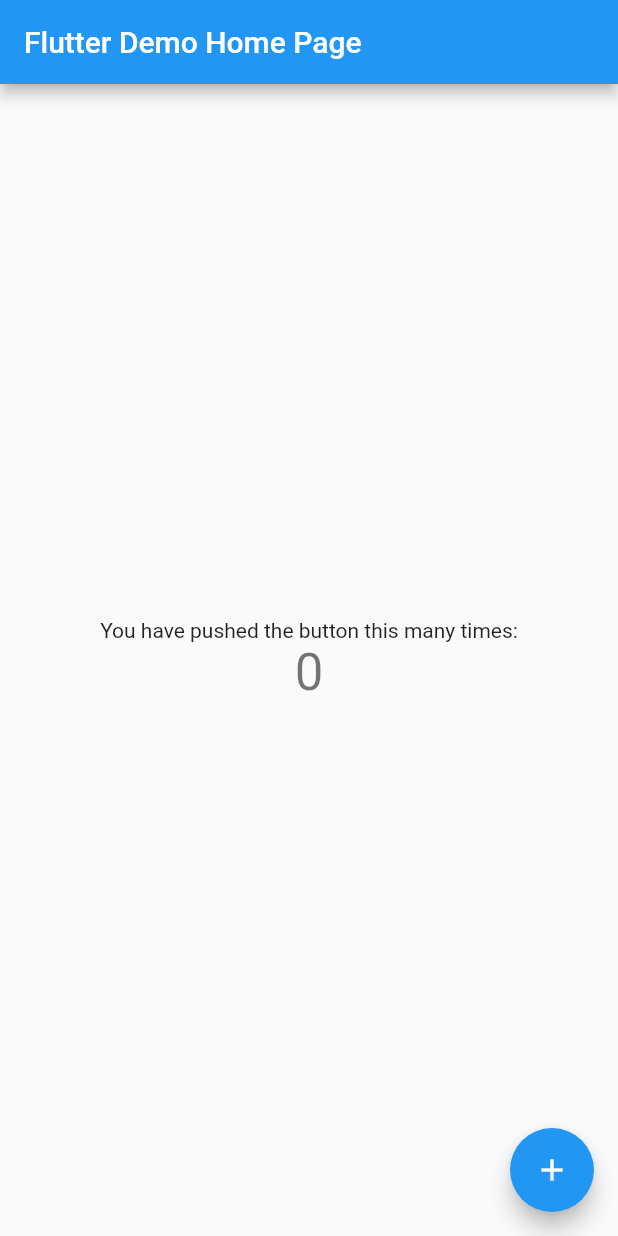
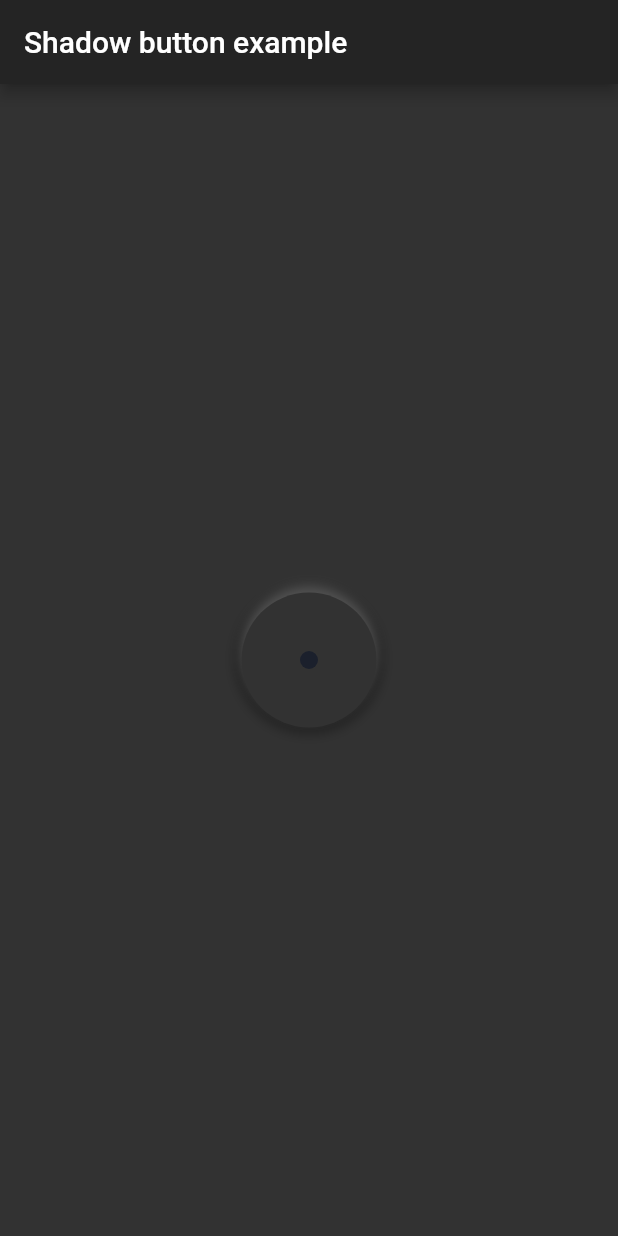
Before and after one commit to MbIXjkee/mob_futh, a Flutter app: the screen it shows after launch, on a phone screen of 412 x 824 dp. Run offline on Flutter 3.47's test engine with Material 2 defaults, Android fonts, the phone set to English and light mode, and no system bars.

Commit message:
Shadow example start.

```diff
--- /dev/null
+++ b/lib/button.dart
@@ -0,0 +1,207 @@
+import 'package:flutter/cupertino.dart';
+import 'package:flutter/material.dart';
+import 'package:mob_futh/res/colors.dart';
+
+/// Button for manage timer
+class Button extends StatefulWidget {
+  final bool isPressed;
+  final Color deactivatedColor;
+  final Color activatedColor;
+  final VoidCallback onPressed;
+
+  const Button({
+    Key key,
+    @required this.deactivatedColor,
+    @required this.activatedColor,
+    @required this.onPressed,
+    this.isPressed = false,
+  }) : super(key: key);
+
+  @override
+  _ButtonState createState() => _ButtonState();
+}
+
+class _ButtonState extends State<Button>
+    with SingleTickerProviderStateMixin {
+  static const double _buttonSize = 90;
+  static const double _buttonOuterShadowSize = 5;
+  static const double _indicatorSize = 12;
+  static const double _indicatorBlurRadius = 4;
+
+  AnimationController _controller;
+
+  @override
+  void initState() {
+    super.initState();
+    _controller = AnimationController(
+      vsync: this,
+      duration: Duration(milliseconds: 300),
+    );
+  }
+
+  @override
+  void didUpdateWidget(Button oldWidget) {
+    super.didUpdateWidget(oldWidget);
+
+    if (widget.isPressed && _controller.value != 1) {
+      _controller.forward();
+    } else if (!widget.isPressed && _controller.value != 0) {
+      _controller.reverse();
+    }
+  }
+
+  @override
+  Widget build(BuildContext context) {
+    return SizedBox(
+      width: 100,
+      height: 100,
+      child: _buildButtonBody(),
+    );
+  }
+
+  Widget _buildButtonBody() {
+    return AnimatedBuilder(
+      animation: _controller,
+      builder: (context, child) => Stack(
+        children: <Widget>[
+          _buildOuterShadow(),
+          Center(
+            child: GestureDetector(
+              onTap: widget.onPressed,
+              child: Container(
+                decoration: BoxDecoration(
+                  borderRadius: BorderRadius.circular(_buttonSize / 2),
+                  color: backgroundColor,
+                ),
+                height: _buttonSize,
+                width: _buttonSize,
+                child: Center(child: _buildIndicator()),
+              ),
+            ),
+          ),
+          _buildInnerShadow(),
+        ],
+      ),
+    );
+  }
+
+  Widget _buildOuterShadow() {
+    return Center(
+      child: Opacity(
+        opacity: 1 - (_controller.value / 0.75).clamp(0.0, 1.0),
+        child: Container(
+          decoration: BoxDecoration(
+              borderRadius: BorderRadius.circular(
+                  _buttonSize / 2 + _buttonOuterShadowSize),
+              boxShadow: [
+                BoxShadow(
+                  color: shadowMainColor,
+                  spreadRadius: _buttonOuterShadowSize,
+                  blurRadius: _buttonOuterShadowSize,
+                ),
+                BoxShadow(
+                    color: shadowTintColor,
+                    spreadRadius: 0,
+                    blurRadius: _buttonOuterShadowSize,
+                    offset: Offset(0, -_buttonOuterShadowSize))
+              ]),
+          width: _buttonSize,
+          height: _buttonSize,
+        ),
+      ),
+    );
+  }
+
+  Widget _buildInnerShadow() {
+    return IgnorePointer(
+      child: Opacity(
+        opacity: ((_controller.value - 0.55) / 0.45).clamp(0.0, 1.0),
+        child: Center(
+            child: Stack(
+              children: <Widget>[
+                Container(
+                  decoration: BoxDecoration(
+                    shape: BoxShape.circle,
+                    color: shadowMainColor,
+                    gradient: RadialGradient(
+                      colors: [
+                        shadowMainColor.withOpacity(0.0),
+                        shadowMainColor.withOpacity(0.5),
+                      ],
+                      center: AlignmentDirectional(0.0, 0.5),
+                      focal: AlignmentDirectional(0.0, 0.1),
+                      focalRadius: 0.005,
+                      radius: 0.95,
+                      stops: [0.5, 1],
+                    ),
+                  ),
+                ),
+                Container(
+                  decoration: BoxDecoration(
+                    shape: BoxShape.circle,
+                    color: shadowMainColor,
+                    gradient: RadialGradient(
+                      colors: [
+                        shadowTintColor.withOpacity(0.0),
+                        shadowTintColor.withOpacity(0.5),
+                      ],
+                      center: AlignmentDirectional(0.0, -0.5),
+                      focal: AlignmentDirectional(0.0, 0.1),
+                      focalRadius: 0.005,
+                      radius: 0.95,
+                      stops: [0.5, 1.0],
+                    ),
+                  ),
+                ),
+              ],
+            )
+        ),
+      ),
+    );
+  }
+
+  Widget _buildIndicator() {
+    return Stack(
+      children: <Widget>[
+        _disabledIndicator(),
+        _activeIndicator(),
+      ],
+    );
+  }
+
+  Widget _activeIndicator() {
+    return Opacity(
+      opacity: ((_controller.value - 0.65) / 0.35).clamp(0.0, 1.0),
+      child: Container(
+        decoration: BoxDecoration(
+            borderRadius: BorderRadius.circular(
+                _indicatorSize / 2 + _indicatorBlurRadius),
+            boxShadow: [
+              BoxShadow(
+                color: widget.activatedColor,
+                blurRadius: _indicatorBlurRadius,
+                spreadRadius: _indicatorBlurRadius / 2,
+              )
+            ]),
+        child: _buildIndicatorBulb(buttonBulbColor),
+      ),
+    );
+  }
+
+  Widget _disabledIndicator() {
+    return _buildIndicatorBulb(widget.deactivatedColor);
+  }
+
+  Widget _buildIndicatorBulb(Color color) {
+    return SizedBox(
+      width: _indicatorSize,
+      height: _indicatorSize,
+      child: Container(
+        decoration: BoxDecoration(
+          color: color,
+          borderRadius: BorderRadius.circular(_indicatorSize / 2),
+        ),
+      ),
+    );
+  }
+}
--- a/lib/main.dart
+++ b/lib/main.dart
@@ -1,47 +1,27 @@
 import 'package:flutter/material.dart';
+import 'package:mob_futh/button.dart';
+import 'package:mob_futh/res/colors.dart';
 
 void main() {
   runApp(MyApp());
 }
 
 class MyApp extends StatelessWidget {
-  // This widget is the root of your application.
   @override
   Widget build(BuildContext context) {
     return MaterialApp(
-      title: 'Flutter Demo',
+      title: 'Shadow Demo',
       theme: ThemeData(
-        // This is the theme of your application.
-        //
-        // Try running your application with "flutter run". You'll see the
-        // application has a blue toolbar. Then, without quitting the app, try
-        // changing the primarySwatch below to Colors.green and then invoke
-        // "hot reload" (press "r" in the console where you ran "flutter run",
-        // or simply save your changes to "hot reload" in a Flutter IDE).
-        // Notice that the counter didn't reset back to zero; the application
-        // is not restarted.
-        primarySwatch: Colors.blue,
-        // This makes the visual density adapt to the platform that you run
-        // the app on. For desktop platforms, the controls will be smaller and
-        // closer together (more dense) than on mobile platforms.
+        primaryColor: primaryColor,
         visualDensity: VisualDensity.adaptivePlatformDensity,
       ),
-      home: MyHomePage(title: 'Flutter Demo Home Page'),
+      home: MyHomePage(title: 'Shadow button example'),
     );
   }
 }
 
 class MyHomePage extends StatefulWidget {
   MyHomePage({Key key, this.title}) : super(key: key);
-
-  // This widget is the home page of your application. It is stateful, meaning
-  // that it has a State object (defined below) that contains fields that affect
-  // how it looks.
-
-  // This class is the configuration for the state. It holds the values (in this
-  // case the title) provided by the parent (in this case the App widget) and
-  // used by the build method of the State. Fields in a Widget subclass are
-  // always marked "final".
 
   final String title;
 
@@ -50,68 +30,27 @@ class MyHomePage extends StatefulWidget {
 }
 
 class _MyHomePageState extends State<MyHomePage> {
-  int _counter = 0;
-
-  void _incrementCounter() {
-    setState(() {
-      // This call to setState tells the Flutter framework that something has
-      // changed in this State, which causes it to rerun the build method below
-      // so that the display can reflect the updated values. If we changed
-      // _counter without calling setState(), then the build method would not be
-      // called again, and so nothing would appear to happen.
-      _counter++;
-    });
-  }
+  var _isSelected = false;
 
   @override
   Widget build(BuildContext context) {
-    // This method is rerun every time setState is called, for instance as done
-    // by the _incrementCounter method above.
-    //
-    // The Flutter framework has been optimized to make rerunning build methods
-    // fast, so that you can just rebuild anything that needs updating rather
-    // than having to individually change instances of widgets.
     return Scaffold(
       appBar: AppBar(
-        // Here we take the value from the MyHomePage object that was created by
-        // the App.build method, and use it to set our appbar title.
         title: Text(widget.title),
       ),
+      backgroundColor: backgroundColor,
       body: Center(
-        // Center is a layout widget. It takes a single child and positions it
-        // in the middle of the parent.
-        child: Column(
-          // Column is also a layout widget. It takes a list of children and
-          // arranges them vertically. By default, it sizes itself to fit its
-          // children horizontally, and tries to be as tall as its parent.
-          //
-          // Invoke "debug painting" (press "p" in the console, choose the
-          // "Toggle Debug Paint" action from the Flutter Inspector in Android
-          // Studio, or the "Toggle Debug Paint" command in Visual Studio Code)
-          // to see the wireframe for each widget.
-          //
-          // Column has various properties to control how it sizes itself and
-          // how it positions its children. Here we use mainAxisAlignment to
-          // center the children vertically; the main axis here is the vertical
-          // axis because Columns are vertical (the cross axis would be
-          // horizontal).
-          mainAxisAlignment: MainAxisAlignment.center,
-          children: <Widget>[
-            Text(
-              'You have pushed the button this many times:',
-            ),
-            Text(
-              '$_counter',
-              style: Theme.of(context).textTheme.headline4,
-            ),
-          ],
+        child: Button(
+          isPressed: _isSelected,
+          activatedColor: buttonEnabledColor,
+          deactivatedColor: buttonDisabledColor,
+          onPressed: () {
+            setState(() {
+              _isSelected = !_isSelected;
+            });
+          },
         ),
       ),
-      floatingActionButton: FloatingActionButton(
-        onPressed: _incrementCounter,
-        tooltip: 'Increment',
-        child: Icon(Icons.add),
-      ), // This trailing comma makes auto-formatting nicer for build methods.
     );
   }
 }
--- /dev/null
+++ b/lib/res/colors.dart
@@ -0,0 +1,23 @@
+
+import 'package:flutter/material.dart';
+
+const Color backgroundColor = _nightRider,
+    primaryColor = _nero,
+    headColor = _eclipse,
+    shadowMainColor = _nero,
+    shadowTintColor = _matterhorn,
+    timerTextColor = _darkGray,
+    timerDividerColor = _dimGray,
+    buttonDisabledColor = _midnightExpress,
+    buttonEnabledColor = _lavenderBlue,
+    buttonBulbColor = _white;
+
+const Color _nightRider = Color(0xFF323232),
+    _eclipse = Color(0xFF373737),
+    _nero = Color(0xFF242424),
+    _matterhorn = Color(0xFF505050),
+    _dimGray = Color(0xFF727272),
+    _darkGray = Color(0xFFA4A4A4),
+    _midnightExpress = Color(0xFF1B202C),
+    _lavenderBlue = Color(0xFFB9CDFF),
+    _white = Colors.white;
```
